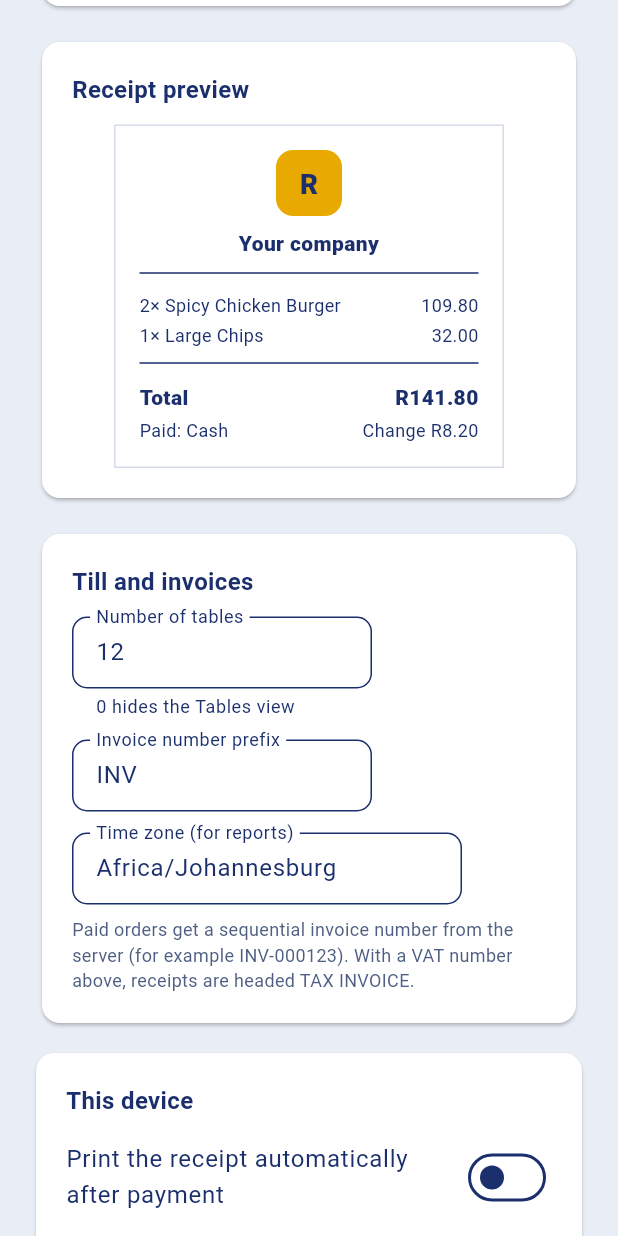
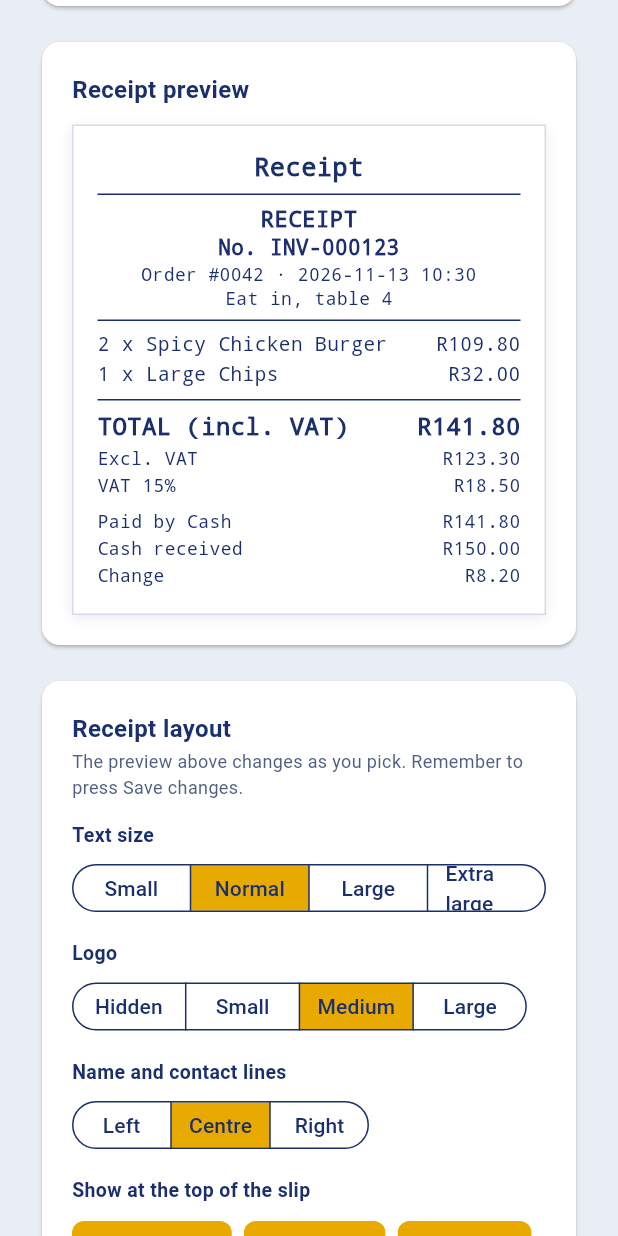
Before and after one commit to touchrestaurant-pos/restaurant-pos.github.io, a Flutter app: the SettingsScreen widget shown alone on an empty page, opened directly, scrolled down 1728 dp, on a phone screen of 412 x 824 dp. Run offline on Flutter 3.47's test engine with Material 3 defaults, Android fonts, the phone set to English and light mode, and no system bars; our stand-ins replace connectivity_plus, file_picker, fl_chart, hive_ce_flutter, pdf, printing and 2 more; missing offline and left inert: dart:js_interop; accounts and stored records are empty.

Commit message:
Receipt layout: text size, logo size/hide, header lines, alignment and divider style with live preview (migration 029 applied)
Co-Authored-By: Claude Sonnet 5.5 <noreply@anthropic.com>
Claude-Session: https://claude.ai/code/session_01EfTXXhq4QqtaCPGbk7mgB7

```diff
--- a/lib/receipt/receipt_service.dart
+++ b/lib/receipt/receipt_service.dart
@@ -94,6 +94,52 @@ class ReceiptData {
       ..sort((a, b) => '${a['created_at']}'.compareTo('${b['created_at']}'));
     return ReceiptData(order: order, items: items, payments: pays, company: companyRow() ?? const {}, refunded: refunded);
   }
+}
+
+/// How the owner wants the slip laid out (Settings > Receipt layout). Stored in company_settings.receipt_style.
+class ReceiptStyle {
+  const ReceiptStyle({
+    this.fontScale = 1.0,
+    this.logo = 'medium',
+    this.showAddress = true,
+    this.showPhone = true,
+    this.showEmail = true,
+    this.showReg = false,
+    this.divider = 'solid',
+    this.headerAlign = 0,
+  });
+  final double fontScale;
+
+  /// hide, small, medium, large
+  final String logo;
+  final bool showAddress, showPhone, showEmail, showReg;
+
+  /// solid, dashed, dotted, double
+  final String divider;
+
+  /// -1 left, 0 centre, 1 right (name and contact lines at the top)
+  final int headerAlign;
+
+  static ReceiptStyle of(Map<String, dynamic>? company) {
+    final raw = company?['receipt_style'];
+    final m = raw is Map ? raw : const {};
+    bool b(String k, bool d) => m[k] is bool ? m[k] as bool : d;
+    String sOf(String k, String d, List<String> ok) => ok.contains('${m[k]}') ? '${m[k]}' : d;
+    final fs = m['font_scale'];
+    return ReceiptStyle(
+      fontScale: fs is num ? fs.toDouble().clamp(0.7, 1.6) : 1.0,
+      logo: sOf('logo', 'medium', const ['hide', 'small', 'medium', 'large']),
+      showAddress: b('show_address', true),
+      showPhone: b('show_phone', true),
+      showEmail: b('show_email', true),
+      showReg: b('show_reg', false),
+      divider: sOf('divider', 'solid', const ['solid', 'dashed', 'dotted', 'double']),
+      headerAlign: m['header_align'] is int ? (m['header_align'] as int).clamp(-1, 1) : 0,
+    );
+  }
+
+  /// Logo height and width on the paper, in points.
+  double get logoSize => switch (logo) { 'small' => 30, 'large' => 70, _ => 46 };
 }
 
 /// One line of a receipt. The screen, the PDF and the email are all drawn from
@@ -263,12 +309,19 @@ List<RLine> receiptLines(ReceiptData r) {
   final showNotes = c['show_notes_on_slip'] == true;
   final showVat = c['show_vat_on_slip'] != false;
   final footer = '${c['receipt_footer'] ?? ''}'.trim();
+  final st = ReceiptStyle.of(c);
   final lines = <RLine>[
-    RLine.center(r.companyName, size: 13, bold: true),
+    RLine.center(r.companyName, size: 13, bold: true, align: st.headerAlign),
     for (final k in ['company_name', 'address', 'phone', 'email'])
-      if ('${c[k] ?? ''}'.trim().isNotEmpty && !(k == 'company_name' && '${c[k]}'.trim() == r.companyName))
-        RLine.center(k == 'phone' ? 'Tel ${c[k]}' : '${c[k]}'.trim(), size: 8),
-    if (taxInvoice) RLine.center('VAT no. ${r.vatNumber}', size: 8),
+      if ('${c[k] ?? ''}'.trim().isNotEmpty &&
+          !(k == 'company_name' && '${c[k]}'.trim() == r.companyName) &&
+          !(k == 'address' && !st.showAddress) &&
+          !(k == 'phone' && !st.showPhone) &&
+          !(k == 'email' && !st.showEmail))
+        RLine.center(k == 'phone' ? 'Tel ${c[k]}' : '${c[k]}'.trim(), size: 8, align: st.headerAlign),
+    if (st.showReg && '${c['reg_number'] ?? ''}'.trim().isNotEmpty)
+      RLine.center('Reg no. ${'${c['reg_number']}'.trim()}', size: 8, align: st.headerAlign),
+    if (taxInvoice) RLine.center('VAT no. ${r.vatNumber}', size: 8, align: st.headerAlign),
     const RLine.divider(),
     RLine.center(taxInvoice ? 'TAX INVOICE' : 'RECEIPT', size: 11, bold: true),
     if (r.invoiceNo != null)
@@ -364,8 +417,10 @@ Future<Uint8List> receiptPdf(ReceiptData r) async {
     }
   }
   final small = slipPaperMm() == 58;
+  final style = ReceiptStyle.of(c);
+  if (style.logo == 'hide') logo = null;
   pw.TextStyle t(double size, {bool bold = false, bool italic = false}) => pw.TextStyle(
-      fontSize: small ? size * 0.85 : size,
+      fontSize: (small ? size * 0.85 : size) * style.fontScale,
       fontWeight: bold ? pw.FontWeight.bold : pw.FontWeight.normal,
       fontStyle: italic ? pw.FontStyle.italic : pw.FontStyle.normal);
 
@@ -373,7 +428,19 @@ Future<Uint8List> receiptPdf(ReceiptData r) async {
     switch (l.kind) {
       case 'divider':
         return pw.Padding(
-            padding: const pw.EdgeInsets.symmetric(vertical: 4), child: pw.Divider(thickness: 0.6, height: 1));
+            padding: const pw.EdgeInsets.symmetric(vertical: 4),
+            child: style.divider == 'double'
+                ? pw.Column(children: [
+                    pw.Divider(thickness: 0.6, height: 1),
+                    pw.SizedBox(height: 2),
+                    pw.Divider(thickness: 0.6, height: 1),
+                  ])
+                : pw.Divider(
+                    thickness: 0.6,
+                    height: 1,
+                    borderStyle: style.divider == 'dashed'
+                        ? pw.BorderStyle.dashed
+                        : (style.divider == 'dotted' ? pw.BorderStyle.dotted : pw.BorderStyle.solid)));
       case 'gap':
         return pw.SizedBox(height: 4);
       case 'row':
@@ -406,7 +473,7 @@ Future<Uint8List> receiptPdf(ReceiptData r) async {
       // roll's fixed page length. A minimum length avoids that.
       constraints: const pw.BoxConstraints(minHeight: 70 * PdfPageFormat.mm),
       child: pw.Column(crossAxisAlignment: pw.CrossAxisAlignment.stretch, children: [
-        if (logo != null) pw.Center(child: pw.Image(logo, width: 46, height: 46, fit: pw.BoxFit.contain)),
+        if (logo != null) pw.Center(child: pw.Image(logo, width: style.logoSize, height: style.logoSize, fit: pw.BoxFit.contain)),
         if (logo != null) pw.SizedBox(height: 4),
         for (final l in receiptLines(r)) draw(l),
         pw.SizedBox(height: 6),
@@ -782,7 +849,7 @@ class _ReceiptDialogState extends State<_ReceiptDialog> {
       title: Text(r.invoiceNo ?? 'Receipt #${r.ref}'),
       content: SizedBox(
         width: 360,
-        child: SingleChildScrollView(child: _ReceiptPaper(r: r)),
+        child: SingleChildScrollView(child: ReceiptPaper(r: r)),
       ),
       actionsAlignment: MainAxisAlignment.spaceBetween,
       actionsOverflowButtonSpacing: 6,
@@ -847,20 +914,22 @@ class _ReceiptDialogState extends State<_ReceiptDialog> {
 }
 
 /// On-screen look of the slip.
-class _ReceiptPaper extends StatelessWidget {
-  const _ReceiptPaper({required this.r});
+class ReceiptPaper extends StatelessWidget {
+  const ReceiptPaper({required this.r});
   final ReceiptData r;
 
   @override
   Widget build(BuildContext context) {
     const mono = TextStyle(fontFamily: 'monospace', fontSize: 13, height: 1.35);
+    final style = ReceiptStyle.of(r.company);
     TextStyle st(RLine l) => mono.copyWith(
         fontStyle: l.italic ? FontStyle.italic : null,
-        fontWeight: l.bold ? FontWeight.w800 : null, fontSize: l.size <= 0 ? 13 : (l.size + 4).clamp(10, 18).toDouble());
+        fontWeight: l.bold ? FontWeight.w800 : null,
+        fontSize: (l.size <= 0 ? 13 : (l.size + 4).clamp(10, 18).toDouble()) * style.fontScale);
     Widget draw(RLine l) {
       switch (l.kind) {
         case 'divider':
-          return const Padding(padding: EdgeInsets.symmetric(vertical: 6), child: Divider(height: 1, thickness: 1));
+          return Padding(padding: const EdgeInsets.symmetric(vertical: 6), child: _slipDivider(style.divider));
         case 'gap':
           return const SizedBox(height: 6);
         case 'row':
@@ -893,12 +962,27 @@ class _ReceiptPaper extends StatelessWidget {
           border: Border.all(color: Brand.border),
           boxShadow: const [BoxShadow(color: Color(0x14000000), blurRadius: 6, offset: Offset(0, 2))]),
       child: Column(children: [
-        if (logo.isNotEmpty)
+        if (logo.isNotEmpty && style.logo != 'hide')
           Padding(
               padding: const EdgeInsets.only(bottom: 6),
-              child: Image.network(logo, width: 52, height: 52, errorBuilder: (_, __, ___) => const SizedBox())),
+              child: Image.network(logo,
+                  width: style.logoSize * 1.15, height: style.logoSize * 1.15, errorBuilder: (_, __, ___) => const SizedBox())),
         for (final l in receiptLines(r)) draw(l),
       ]),
     );
   }
 }
+
+/// A divider line as the owner chose it (solid, dashed, dotted or double).
+Widget _slipDivider(String kind) {
+  switch (kind) {
+    case 'dashed':
+      return const Text('- ' * 120, maxLines: 1, overflow: TextOverflow.clip, softWrap: false, style: TextStyle(fontFamily: 'monospace', fontSize: 11, height: 1));
+    case 'dotted':
+      return const Text('. ' * 120, maxLines: 1, overflow: TextOverflow.clip, softWrap: false, style: TextStyle(fontFamily: 'monospace', fontSize: 11, height: 1));
+    case 'double':
+      return const Column(children: [Divider(height: 1, thickness: 1), SizedBox(height: 2), Divider(height: 1, thickness: 1)]);
+    default:
+      return const Divider(height: 1, thickness: 1);
+  }
+}
--- a/lib/screens/settings_screen.dart
+++ b/lib/screens/settings_screen.dart
@@ -38,6 +38,7 @@ class _SettingsScreenState extends State<SettingsScreen> {
   bool _cash = true;
   bool _card = true;
   bool _eft = false;
+  Map<String, dynamic> _style = {};
   bool _showVat = true;
   bool _showNotes = false;
   bool _busy = false;
@@ -58,6 +59,7 @@ class _SettingsScreenState extends State<SettingsScreen> {
     _cash = row['accept_cash'] != false;
     _card = row['accept_card_manual'] != false;
     _eft = row['accept_eft'] == true;
+    _style = row['receipt_style'] is Map ? Map<String, dynamic>.from(row['receipt_style'] as Map) : {};
     _showVat = row['show_vat_on_slip'] != false;
     _showNotes = row['show_notes_on_slip'] == true;
   }
@@ -99,6 +101,7 @@ class _SettingsScreenState extends State<SettingsScreen> {
       'accept_cash': _cash,
       'accept_card_manual': _card,
       'accept_eft': _eft,
+      'receipt_style': _style,
       'show_vat_on_slip': _showVat,
       'show_notes_on_slip': _showNotes,
       'table_count': tables,
@@ -229,6 +232,89 @@ class _SettingsScreenState extends State<SettingsScreen> {
         btn('Right', '[r]', 'Align right', replaces: const ['[l]', '[c]']),
         btn('Line', '[line]', 'Make this line a divider'),
       ]),
+    ]);
+  }
+
+  void _setStyle(String k, Object v) => setState(() => _style = {..._style, k: v});
+
+  /// A sample sale drawn with the real slip code, using what is typed on this page.
+  ReceiptData _sampleReceipt() {
+    final base = Map<String, dynamic>.from(companyRow() ?? {});
+    for (final k in _textFields) {
+      base[k] = _c[k]!.text.trim();
+    }
+    base['show_vat_on_slip'] = _showVat;
+    base['receipt_style'] = _style;
+    final now = DateTime.now().toUtc().toIso8601String();
+    return ReceiptData(
+      order: {
+        'order_ref': '0042',
+        'paid': true,
+        'status': 'collected',
+        'total': 141.80,
+        'subtotal': 123.30,
+        'vat': 18.50,
+        'discount': 0,
+        'invoice_no': 123,
+        'created_at': now,
+        'order_type': 'eat_in',
+        'table_no': '4',
+      },
+      items: [
+        {'qty': 2, 'name': 'Spicy Chicken Burger', 'unit_price': 54.90, 'vat_type': 'standard'},
+        {'qty': 1, 'name': 'Large Chips', 'unit_price': 32.00, 'vat_type': 'standard'},
+      ],
+      payments: [
+        {'method': 'cash', 'amount': 141.80, 'tip': 0, 'tendered': 150, 'change_given': 8.20, 'created_at': now},
+      ],
+      company: base,
+    );
+  }
+
+  Widget _layoutEditor() {
+    final st = ReceiptStyle.of({'receipt_style': _style});
+    Widget label(String t) => Padding(
+        padding: const EdgeInsets.only(top: 14, bottom: 6),
+        child: Text(t, style: const TextStyle(fontWeight: FontWeight.w700, fontSize: 13)));
+    Widget seg<T>(T value, List<(T, String)> opts, void Function(T) on) => SegmentedButton<T>(
+          showSelectedIcon: false,
+          style: const ButtonStyle(visualDensity: VisualDensity.compact),
+          segments: [for (final o in opts) ButtonSegment(value: o.$1, label: Text(o.$2))],
+          selected: {value},
+          onSelectionChanged: (v) => on(v.first),
+        );
+    final scale = const [0.85, 1.0, 1.15, 1.3].reduce((a, b) => (a - st.fontScale).abs() <= (b - st.fontScale).abs() ? a : b);
+    return Column(crossAxisAlignment: CrossAxisAlignment.start, children: [
+      const Text('Receipt layout', style: TextStyle(fontSize: 16, fontWeight: FontWeight.w700)),
+      const SizedBox(height: 2),
+      const Text('The preview above changes as you pick. Remember to press Save changes.',
+          style: TextStyle(color: Brand.muted, fontSize: 12)),
+      label('Text size'),
+      seg<double>(scale, const [(0.85, 'Small'), (1.0, 'Normal'), (1.15, 'Large'), (1.3, 'Extra large')],
+          (v) => _setStyle('font_scale', v)),
+      label('Logo'),
+      seg<String>(st.logo, const [('hide', 'Hidden'), ('small', 'Small'), ('medium', 'Medium'), ('large', 'Large')],
+          (v) => _setStyle('logo', v)),
+      label('Name and contact lines'),
+      seg<int>(st.headerAlign, const [(-1, 'Left'), (0, 'Centre'), (1, 'Right')], (v) => _setStyle('header_align', v)),
+      label('Show at the top of the slip'),
+      Wrap(spacing: 8, runSpacing: 6, children: [
+        FilterChip(label: const Text('Address'), selected: st.showAddress, onSelected: (v) => _setStyle('show_address', v)),
+        FilterChip(label: const Text('Phone'), selected: st.showPhone, onSelected: (v) => _setStyle('show_phone', v)),
+        FilterChip(label: const Text('Email'), selected: st.showEmail, onSelected: (v) => _setStyle('show_email', v)),
+        FilterChip(label: const Text('Company reg. no.'), selected: st.showReg, onSelected: (v) => _setStyle('show_reg', v)),
+      ]),
+      const SizedBox(height: 4),
+      const Text('The VAT number shows whenever "Show our VAT number on the customer slip" is on, because a tax invoice must carry it.',
+          style: TextStyle(color: Brand.muted, fontSize: 12)),
+      label('Divider lines'),
+      seg<String>(st.divider, const [('solid', 'Solid'), ('dashed', 'Dashed'), ('dotted', 'Dotted'), ('double', 'Double')],
+          (v) => _setStyle('divider', v)),
+      const SizedBox(height: 10),
+      Align(
+        alignment: Alignment.centerLeft,
+        child: TextButton(onPressed: () => setState(() => _style = {}), child: const Text('Reset layout to default')),
+      ),
     ]);
   }
 
@@ -398,9 +484,16 @@ class _SettingsScreenState extends State<SettingsScreen> {
             const Text('Receipt preview',
                 style: TextStyle(fontSize: 16, fontWeight: FontWeight.w700)),
             const SizedBox(height: 12),
-            Center(child: _ReceiptPreview(values: _preview())),
+            Center(child: SizedBox(width: 340, child: ReceiptPaper(r: _sampleReceipt()))),
           ],
         ),
+      ),
+    );
+
+    final layout = Card(
+      child: Padding(
+        padding: const EdgeInsets.all(20),
+        child: _layoutEditor(),
       ),
     );
 
@@ -441,12 +534,12 @@ class _SettingsScreenState extends State<SettingsScreen> {
                 const SizedBox(width: 16),
                 SizedBox(
                   width: 400,
-                  child: Column(children: [payments, const SizedBox(height: 16), receipt]),
+                  child: Column(children: [payments, const SizedBox(height: 16), receipt, const SizedBox(height: 16), layout]),
                 ),
               ],
             );
           }
-          return Column(children: [details, const SizedBox(height: 16), payments, const SizedBox(height: 16), receipt]);
+          return Column(children: [details, const SizedBox(height: 16), payments, const SizedBox(height: 16), receipt, const SizedBox(height: 16), layout]);
         }),
         const SizedBox(height: 16),
         Card(
@@ -485,81 +578,4 @@ class _SettingsScreenState extends State<SettingsScreen> {
       ],
     );
   }
-
-  Map<String, String> _preview() => {
-        for (final k in _textFields) k: _c[k]!.text.trim(),
-      };
 }
-
-class _ReceiptPreview extends StatelessWidget {
-  const _ReceiptPreview({required this.values});
-  final Map<String, String> values;
-
-  @override
-  Widget build(BuildContext context) {
-    const small = TextStyle(fontSize: 12, color: Brand.muted);
-    final name = values['company_name']!.isEmpty ? 'Your company' : values['company_name']!;
-    final contact = [
-      if (values['phone']!.isNotEmpty) 'Tel ${values['phone']}',
-      if (values['vat_number']!.isNotEmpty) 'VAT ${values['vat_number']}',
-    ].join(' · ');
-    Widget row(String l, String r, {bool bold = false}) => Padding(
-          padding: const EdgeInsets.only(top: 3),
-          child: Row(
-            mainAxisAlignment: MainAxisAlignment.spaceBetween,
-            children: [
-              Text(l,
-                  style: TextStyle(
-                      fontSize: bold ? 14 : 12,
-                      fontWeight: bold ? FontWeight.w800 : FontWeight.w400)),
-              Text(r,
-                  style: TextStyle(
-                      fontSize: bold ? 14 : 12,
-                      fontWeight: bold ? FontWeight.w800 : FontWeight.w400)),
-            ],
-          ),
-        );
-    return Container(
-      width: 260,
-      padding: const EdgeInsets.all(16),
-      decoration: BoxDecoration(
-        color: Colors.white,
-        border: Border.all(color: Brand.border),
-      ),
-      child: Column(
-        children: [
-          const BrandMark(size: 44),
-          const SizedBox(height: 8),
-          Text(name,
-              textAlign: TextAlign.center,
-              style: const TextStyle(fontWeight: FontWeight.w800, fontSize: 14)),
-          if (values['address']!.isNotEmpty)
-            Text(values['address']!, textAlign: TextAlign.center, style: small),
-          if (contact.isNotEmpty) Text(contact, textAlign: TextAlign.center, style: small),
-          const Divider(height: 20),
-          row('2× Spicy Chicken Burger', '109.80'),
-          row('1× Large Chips', '32.00'),
-          const Divider(height: 20),
-          row('Total', 'R141.80', bold: true),
-          row('Paid: Cash', 'Change R8.20'),
-          if (values['receipt_footer']!.isNotEmpty) ...[
-            const SizedBox(height: 12),
-            for (final l in footerLines(values['receipt_footer']!))
-              l.kind == 'divider'
-                  ? const Divider(height: 14)
-                  : l.kind == 'gap'
-                      ? const SizedBox(height: 6)
-                      : SizedBox(
-                          width: double.infinity,
-                          child: Text(l.left,
-                              textAlign: l.align < 0 ? TextAlign.left : (l.align > 0 ? TextAlign.right : TextAlign.center),
-                              style: small.copyWith(
-                                  fontSize: l.size + 4,
-                                  fontWeight: l.bold ? FontWeight.w800 : null,
-                                  fontStyle: l.italic ? FontStyle.italic : null))),
-          ],
-        ],
-      ),
-    );
-  }
-}
```
Also changed, not shown: 1 other file.
